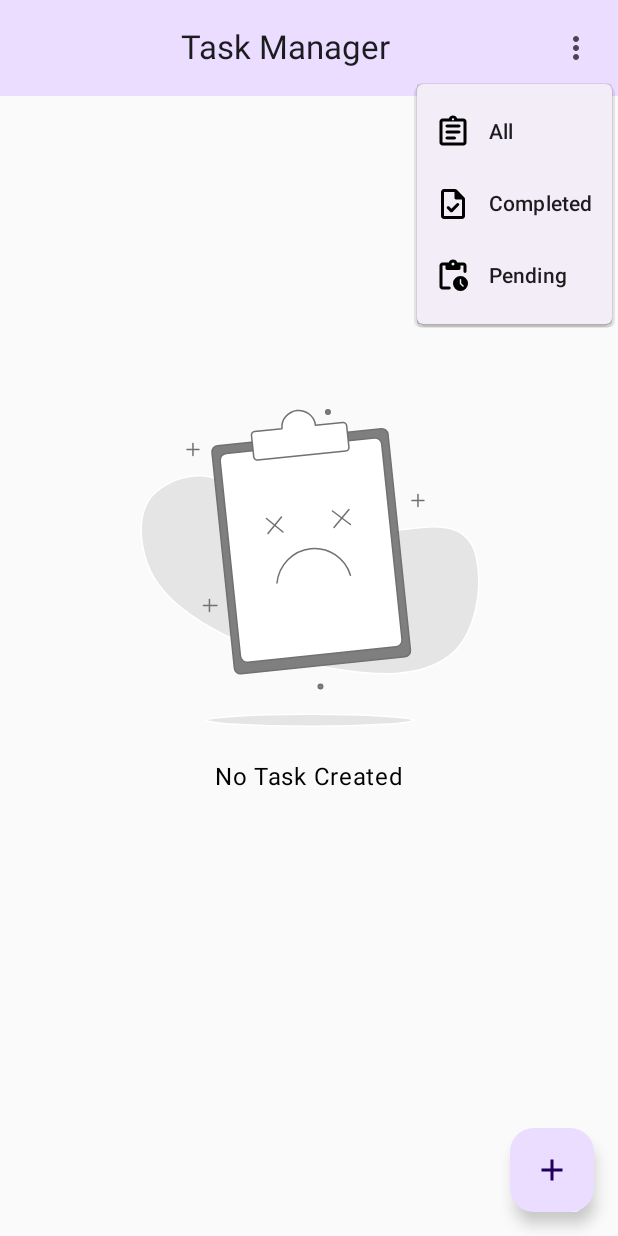
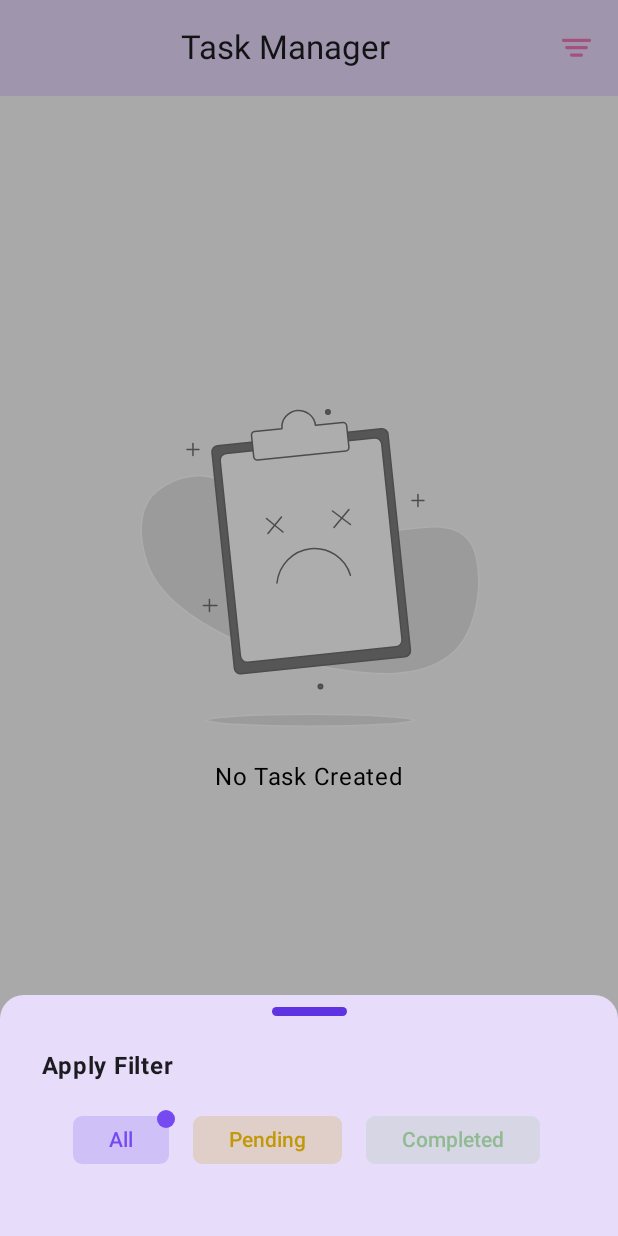
Before and after one commit to rulfox/taskmanager, an Android app built with Jetpack Compose: the screen it shows after launch (MainActivity), after a tap on "Open Menu", on a phone screen of 412 x 824 dp. Run offline under Robolectric (Android 15) with nearby library versions, the phone set to English and light mode, and no system bars; our stand-ins replace Dagger/Hilt's generated code, Room's generated code, Timber.

Commit message:
- Initial Version

```diff
--- a/app/src/main/java/com/aswin/taskmanager/feature/list/data/TaskListCallback.kt
+++ b/app/src/main/java/com/aswin/taskmanager/feature/list/data/TaskListCallback.kt
@@ -8,5 +8,7 @@ data class TaskListCallback (
     val onCreateTaskClicked: () -> Unit = {},
     val onTaskDeleted:(TaskUiState) -> Unit = {},
     val onTaskCompleted: (TaskUiState) -> Unit = {},
-    val onFilterApplied: (FilterStatus) -> Unit = {}
+    val onFilterApplied: (FilterStatus) -> Unit = {},
+    val onFilterRequested: () -> Unit = {},
+    val onFilterDismissRequested: () -> Unit = {}
 )
--- a/app/src/main/java/com/aswin/taskmanager/feature/list/data/TaskListIntent.kt
+++ b/app/src/main/java/com/aswin/taskmanager/feature/list/data/TaskListIntent.kt
@@ -5,4 +5,6 @@ sealed class TaskListIntent {
     data class OnTaskDeleted(val taskUiState: TaskUiState) : TaskListIntent()
     data class OnTaskCompleted(val taskUiState: TaskUiState) : TaskListIntent()
     data class OnFilterApplied(val filterStatus: FilterStatus) : TaskListIntent()
+    data object ShowFilter : TaskListIntent()
+    data object OnFilterDismissRequested: TaskListIntent()
 }
--- a/app/src/main/java/com/aswin/taskmanager/feature/list/data/TaskListState.kt
+++ b/app/src/main/java/com/aswin/taskmanager/feature/list/data/TaskListState.kt
@@ -5,5 +5,7 @@ import com.aswin.taskmanager.core.room.entity.Status
 data class TaskListState(
     var showEmptyTasks: Boolean = false,
     var tasks: List<TaskUiState> = listOf(),
-    var statuses: List<Status> = listOf(Status.PENDING, Status.COMPLETED)
+    var statuses: List<Status> = listOf(Status.PENDING, Status.COMPLETED),
+    var selectedFilter: FilterStatus = FilterStatus.ALL,
+    val showFilter: Boolean = false
 )
--- a/app/src/main/java/com/aswin/taskmanager/feature/list/presentation/TaskListComposable.kt
+++ b/app/src/main/java/com/aswin/taskmanager/feature/list/presentation/TaskListComposable.kt
@@ -7,52 +7,69 @@ import androidx.compose.foundation.clickable
 import androidx.compose.foundation.layout.Arrangement
 import androidx.compose.foundation.layout.Box
 import androidx.compose.foundation.layout.Column
+import androidx.compose.foundation.layout.ExperimentalLayoutApi
+import androidx.compose.foundation.layout.FlowRow
 import androidx.compose.foundation.layout.Row
+import androidx.compose.foundation.layout.Spacer
 import androidx.compose.foundation.layout.fillMaxSize
 import androidx.compose.foundation.layout.fillMaxWidth
+import androidx.compose.foundation.layout.height
 import androidx.compose.foundation.layout.padding
 import androidx.compose.foundation.layout.requiredHeight
+import androidx.compose.foundation.layout.requiredSize
 import androidx.compose.foundation.layout.requiredWidth
+import androidx.compose.foundation.layout.width
+import androidx.compose.foundation.shape.CircleShape
 import androidx.compose.foundation.shape.RoundedCornerShape
 import androidx.compose.material.icons.Icons
+import androidx.compose.material.icons.automirrored.filled.ArrowBack
+import androidx.compose.material.icons.filled.ArrowForward
 import androidx.compose.material.icons.filled.MoreVert
 import androidx.compose.material.icons.outlined.Delete
-import androidx.compose.material.icons.outlined.Edit
-import androidx.compose.material.icons.outlined.Email
-import androidx.compose.material.icons.outlined.Settings
 import androidx.compose.material.icons.outlined.ThumbUp
+import androidx.compose.material3.Button
 import androidx.compose.material3.Card
 import androidx.compose.material3.CardDefaults
 import androidx.compose.material3.DropdownMenu
 import androidx.compose.material3.DropdownMenuItem
 import androidx.compose.material3.ExperimentalMaterial3Api
+import androidx.compose.material3.FilterChipDefaults
 import androidx.compose.material3.Icon
 import androidx.compose.material3.IconButton
+import androidx.compose.material3.InputChip
 import androidx.compose.material3.MaterialTheme
+import androidx.compose.material3.ModalBottomSheet
 import androidx.compose.material3.SwipeToDismissBox
 import androidx.compose.material3.SwipeToDismissBoxValue
 import androidx.compose.material3.Text
 import androidx.compose.material3.TopAppBar
 import androidx.compose.material3.TopAppBarDefaults
 import androidx.compose.material3.minimumInteractiveComponentSize
+import androidx.compose.material3.rememberModalBottomSheetState
 import androidx.compose.material3.rememberSwipeToDismissBoxState
 import androidx.compose.runtime.Composable
 import androidx.compose.runtime.LaunchedEffect
 import androidx.compose.runtime.getValue
 import androidx.compose.runtime.mutableStateOf
 import androidx.compose.runtime.remember
+import androidx.compose.runtime.rememberCoroutineScope
 import androidx.compose.runtime.setValue
 import androidx.compose.ui.Alignment
 import androidx.compose.ui.Modifier
+import androidx.compose.ui.draw.alpha
 import androidx.compose.ui.draw.clip
 import androidx.compose.ui.graphics.Color
 import androidx.compose.ui.graphics.vector.ImageVector
 import androidx.compose.ui.res.painterResource
 import androidx.compose.ui.res.stringResource
+import androidx.compose.ui.text.TextStyle
+import androidx.compose.ui.text.font.FontWeight
 import androidx.compose.ui.text.style.TextAlign
 import androidx.compose.ui.text.style.TextOverflow
 import androidx.compose.ui.tooling.preview.Preview
 import androidx.compose.ui.unit.dp
+import androidx.compose.ui.unit.em
+import androidx.compose.ui.unit.sp
 import com.airbnb.lottie.compose.LottieAnimation
 import com.airbnb.lottie.compose.LottieCompositionSpec
 import com.airbnb.lottie.compose.LottieConstants
@@ -63,6 +80,7 @@ import com.aswin.taskmanager.core.room.entity.Priority
 import com.aswin.taskmanager.core.room.entity.Status
 import com.aswin.taskmanager.feature.list.data.FilterStatus
 import com.aswin.taskmanager.feature.list.data.TaskUiState
+import kotlinx.coroutines.launch
 import kotlinx.datetime.Clock
 import kotlinx.datetime.TimeZone
 import kotlinx.datetime.toLocalDateTime
@@ -140,7 +158,9 @@ fun TaskItem(taskUiState: TaskUiState, onTaskClicked: (TaskUiState) -> Unit = {}
                                 .clip(shape = RoundedCornerShape(22.dp))
                                 .background(color = taskUiState.priorityColor)
                         )
-                        Column(modifier = Modifier.fillMaxWidth().padding(start = 8.dp)) {
+                        Column(modifier = Modifier
+                            .fillMaxWidth()
+                            .padding(start = 8.dp)) {
                             Text(
                                 text = "Task ${taskUiState.id}",
                                 color = Color(0xff6e6a7c),
@@ -157,13 +177,17 @@ fun TaskItem(taskUiState: TaskUiState, onTaskClicked: (TaskUiState) -> Unit = {}
                     }
                     if(taskUiState.showDescription){
                         Text(
-                            modifier = Modifier.fillMaxWidth().padding(top = 12.dp),
+                            modifier = Modifier
+                                .fillMaxWidth()
+                                .padding(top = 12.dp),
                             text = "Description",
                             color = Color(0xff6e6a7c),
                             style = MaterialTheme.typography.titleSmall
                         )
                         Text(
-                            modifier = Modifier.fillMaxWidth().padding(top = 4.dp),
+                            modifier = Modifier
+                                .fillMaxWidth()
+                                .padding(top = 4.dp),
                             text = taskUiState.description?:"",
                             style = MaterialTheme.typography.bodyMedium,
                             maxLines = 3,
@@ -252,7 +276,7 @@ fun SwipeBox(
 
 @OptIn(ExperimentalMaterial3Api::class)
 @Composable
-fun TaskManagerAppBar(onFilterSelected: (FilterStatus) -> Unit) {
+fun TaskManagerAppBar(onFilterRequested: () -> Unit) {
     var expanded by remember { mutableStateOf(false) }
     TopAppBar(
         title = {
@@ -269,64 +293,12 @@ fun TaskManagerAppBar(onFilterSelected: (FilterStatus) -> Unit) {
         actions = {
             IconButton(
                 onClick = {
-                    expanded = true
+                    onFilterRequested()
                 }
             ) {
-                Icon(Icons.Default.MoreVert, contentDescription = "Open Menu")
-            }
-
-            // menu
-            DropdownMenu(
-                expanded = expanded,
-                onDismissRequest = { expanded = false }
-            ) {
-                // menu items
-                DropdownMenuItem(
-                    text = {
-                        Text("All")
-                    },
-                    onClick = {
-                        expanded = false
-                        onFilterSelected(FilterStatus.ALL)
-                    },
-                    leadingIcon = {
-                        Image(
-                            painter = painterResource(R.drawable.all_filter),
-                            contentDescription = "All"
-                        )
-                    }
-                )
-
-                DropdownMenuItem(
-                    text = {
-                        Text("Completed")
-                    },
-                    onClick = {
-                        expanded = false
-                        onFilterSelected(FilterStatus.COMPLETED)
-                    },
-                    leadingIcon = {
-                        Image(
-                            painter = painterResource(R.drawable.completed_filter),
-                            contentDescription = "Completed"
-                        )
-                    }
-                )
-
-                DropdownMenuItem(
-                    text = {
-                        Text("Pending")
-                    },
-                    onClick = {
-                        expanded = false
-                        onFilterSelected(FilterStatus.PENDING)
-                    },
-                    leadingIcon = {
-                        Image(
-                            painter = painterResource(R.drawable.pending_filter),
-                            contentDescription = "Pending"
-                        )
-                    }
+                Image(
+                    painter = painterResource(id = R.drawable.filter_bottomsheet),
+                    contentDescription = "Open Menu",
                 )
             }
         },
@@ -367,9 +339,131 @@ fun EmptyTasksImagePlaceHolder(modifier: Modifier) {
     }
 }
 
+@OptIn(ExperimentalMaterial3Api::class, ExperimentalLayoutApi::class)
+@Composable
+fun FilterBottomSheet(selectedFilter: FilterStatus, onSelected: (FilterStatus) -> Unit, onDismissRequest: () -> Unit){
+    val sheetState = rememberModalBottomSheetState()
+    val coroutineScope = rememberCoroutineScope()
+    var showBottomSheet by remember { mutableStateOf(true) }
+    if (showBottomSheet) {
+        ModalBottomSheet(
+            onDismissRequest = {
+                onDismissRequest()
+            },
+            sheetState = sheetState,
+            shape = RoundedCornerShape(topStart = 16.dp, topEnd = 16.dp),
+            containerColor = MaterialTheme.colorScheme.surface,
+            tonalElevation = 16.dp,
+            dragHandle = {
+                Box(
+                    modifier = Modifier
+                        .padding(8.dp)
+                        .width(50.dp)
+                        .height(6.dp)
+                        .clip(RoundedCornerShape(50))
+                        .background(MaterialTheme.colorScheme.primary)
+
+                )
+            }
+        ) {
+            Column(
+                modifier = Modifier.padding(16.dp),
+                horizontalAlignment = Alignment.CenterHorizontally
+            ) {
+                Text(
+                    modifier = Modifier.fillMaxWidth().padding(start = 12.dp),
+                    textAlign = TextAlign.Start,
+                    text = "Apply Filter",
+                    style = MaterialTheme.typography.bodyLarge,
+                    fontWeight = FontWeight.Bold
+                )
+                Spacer(modifier = Modifier.height(12.dp))
+                FlowRow(
+                    modifier = Modifier.padding(8.dp),
+                    verticalArrangement = Arrangement.spacedBy(12.dp, Alignment.CenterVertically),
+                    horizontalArrangement = Arrangement.spacedBy(12.dp, Alignment.CenterHorizontally)
+                ) {
+                    FilterChip(label = "All", isSelected = selectedFilter == FilterStatus.ALL, color = Color(0xFF764AF1)){
+                        coroutineScope.launch { sheetState.hide() }.invokeOnCompletion {
+                            if (!sheetState.isVisible) {
+                                showBottomSheet = false
+                                onSelected(FilterStatus.ALL)
+                            }
+                        }
+                    }
+                    FilterChip(label = "Pending", isSelected = selectedFilter == FilterStatus.PENDING, color = Color(0xFFC19808)){
+                        coroutineScope.launch { sheetState.hide() }.invokeOnCompletion {
+                            if (!sheetState.isVisible) {
+                                showBottomSheet = false
+                                onSelected(FilterStatus.PENDING)
+                            }
+                        }
+                    }
+                    FilterChip(label = "Completed", isSelected = selectedFilter == FilterStatus.COMPLETED, color = Color(0xFF92BA92)){
+                        coroutineScope.launch { sheetState.hide() }.invokeOnCompletion {
+                            if (!sheetState.isVisible) {
+                                showBottomSheet = false
+                                onSelected(FilterStatus.COMPLETED)
+                            }
+                        }
+                    }
+                }
+                Spacer(modifier = Modifier.height(24.dp))
+            }
+        }
+    }
+}
 @Preview(showBackground = true, name = "Light Mode")
 @Composable
-fun TTaskItemPreview() {
+fun FilterBottomSheetPreview() {
+    FilterBottomSheet(
+        selectedFilter = FilterStatus.ALL,
+        onSelected = {},
+        onDismissRequest = {}
+    )
+}
+
+@Composable
+fun FilterChip(label: String, isSelected: Boolean, color: Color, onClicked:() -> Unit){
+    Box {
+        if(isSelected){
+            Box(
+                modifier = Modifier
+                    .requiredSize(size = 12.dp)
+                    .clip(shape = CircleShape)
+                    .background(color = Color(0xff764af1))
+                    .align(Alignment.TopEnd)
+            )
+        } else {
+            Box(
+                modifier = Modifier
+                    .requiredSize(size = 12.dp)
+                    .background(color = Color.Transparent)
+            )
+        }
+        Box(
+            modifier = Modifier
+                .padding(top = 4.dp, end = 4.dp)
+                .clip(shape = RoundedCornerShape(6.dp))
+                .background(color = color.copy(alpha = 0.2f))
+                .padding(horizontal = 24.dp, vertical = 8.dp)
+                .clickable { onClicked() }
+        ) {
+            Text(
+                text = label,
+                color = color,
+                lineHeight = 9.29.em,
+                style = TextStyle(
+                    fontSize = 14.sp,
+                    fontWeight = FontWeight.Medium))
+        }
+    }
+}
+
+
+@Preview(showBackground = true, name = "Light Mode")
+@Composable
+fun TaskItemPreview() {
     TaskItem(taskUiState = TaskUiState(
         title = "Cooking Biriyani",
         description = "This application is designed for super shops. By using this application they can enlist all their products in one place and can deliver. Customers will get a one-stop solution for their daily shopping.",
--- a/app/src/main/java/com/aswin/taskmanager/feature/list/presentation/TaskListScreen.kt
+++ b/app/src/main/java/com/aswin/taskmanager/feature/list/presentation/TaskListScreen.kt
@@ -25,6 +25,7 @@ import androidx.compose.ui.platform.LocalContext
 import androidx.compose.ui.tooling.preview.Preview
 import androidx.compose.ui.unit.dp
 import androidx.hilt.navigation.compose.hiltViewModel
+import androidx.lifecycle.viewmodel.compose.viewModel
 import com.aswin.taskmanager.core.room.entity.Priority
 import com.aswin.taskmanager.core.room.entity.Status
 import com.aswin.taskmanager.core.util.ComposeUtils.isPortrait
@@ -66,7 +67,9 @@ fun TaskListScreen(
         onTaskDeleted = { viewModel.processIntent(TaskListIntent.OnTaskDeleted(it)) },
         onTaskCompleted = { viewModel.processIntent(TaskListIntent.OnTaskCompleted(it)) },
         onCreateTaskClicked = { onCreateTask() },
-        onFilterApplied = { viewModel.processIntent(TaskListIntent.OnFilterApplied(it)) }
+        onFilterRequested = { viewModel.processIntent(TaskListIntent.ShowFilter) },
+        onFilterApplied = { viewModel.processIntent(TaskListIntent.OnFilterApplied(it)) },
+        onFilterDismissRequested = { viewModel.processIntent(TaskListIntent.OnFilterDismissRequested) },
     )
 
     if(isPortrait()){
@@ -87,7 +90,9 @@ fun TaskListingContentPortrait(state: TaskListState, taskListingCallback: TaskLi
     Box(modifier = Modifier.fillMaxSize()) {
         Column {
             TaskManagerAppBar(
-                onFilterSelected = taskListingCallback.onFilterApplied
+                onFilterRequested = {
+                    taskListingCallback.onFilterRequested()
+                }
             )
             LazyColumn(modifier = Modifier.fillMaxSize().weight(1f)) {
                 items(
@@ -124,7 +129,17 @@ fun TaskListingContentPortrait(state: TaskListState, taskListingCallback: TaskLi
         ) {
             Icon(imageVector = Icons.Filled.Add, contentDescription = "Add Task")
         }
-
+        if(state.showFilter){
+            FilterBottomSheet(
+                selectedFilter = state.selectedFilter,
+                onSelected = {
+                    taskListingCallback.onFilterApplied(it)
+                },
+                onDismissRequest = {
+                    taskListingCallback.onFilterDismissRequested()
+                }
+            )
+        }
     }
 }
 
--- a/app/src/main/java/com/aswin/taskmanager/feature/list/presentation/TaskListViewModel.kt
+++ b/app/src/main/java/com/aswin/taskmanager/feature/list/presentation/TaskListViewModel.kt
@@ -67,22 +67,10 @@ class TaskListViewModel @Inject constructor(
                 viewModelScope.launch {
                     deleteTaskUseCase(id = intent.taskUiState.id)
                 }
-                /*val mutableTasks = _state.value.tasks.toMutableList()
-                if (mutableTasks.remove(intent.taskUiState)) {
-                    _state.value = _state.value.copy(tasks = mutableTasks)
-                }*/
             }
             is TaskListIntent.OnTaskCompleted -> {
                 viewModelScope.launch {
                     updateTaskStatusUseCase(id = intent.taskUiState.id, status = Status.COMPLETED)
-                    /*val updatedTasks = _state.value.tasks.map { task ->
-                        if (task.id == intent.taskUiState.id) {
-                            task.copy(status = Status.COMPLETED)
-                        } else {
-                            task
-                        }
-                    }
-                    _state.value = _state.value.copy(tasks = updatedTasks)*/
                 }
             }
             is TaskListIntent.OnFilterApplied -> {
@@ -97,8 +85,16 @@ class TaskListViewModel @Inject constructor(
                         listOf(Status.COMPLETED)
                     }
                 }
-                _state.value = _state.value.copy(statuses = statuses)
+                _state.value = _state.value.copy(statuses = statuses, showFilter = false, selectedFilter = intent.filterStatus)
                 observeTasks(statuses = statuses)
+            }
+
+            TaskListIntent.ShowFilter -> {
+                _state.value = _state.value.copy(showFilter = true)
+            }
+
+            TaskListIntent.OnFilterDismissRequested -> {
+                _state.value = _state.value.copy(showFilter = false)
             }
         }
     }
--- /dev/null
+++ b/app/src/main/res/drawable/filter_app_bar.xml
@@ -0,0 +1,5 @@
+<vector xmlns:android="http://schemas.android.com/apk/res/android" android:height="24dp" android:tint="#454545" android:viewportHeight="960" android:viewportWidth="960" android:width="24dp">
+
+    <path android:fillColor="@android:color/white" android:pathData="M440,800Q423,800 411.5,788.5Q400,777 400,760L400,520L168,224Q153,204 163.5,182Q174,160 200,160L760,160Q786,160 796.5,182Q807,204 792,224L560,520L560,760Q560,777 548.5,788.5Q537,800 520,800L440,800ZM480,492L678,240L282,240L480,492ZM480,492L480,492L480,492Z"/>
+
+</vector>
--- /dev/null
+++ b/app/src/main/res/drawable/filter_bottomsheet.xml
@@ -0,0 +1,10 @@
+<vector xmlns:android="http://schemas.android.com/apk/res/android"
+    android:width="26dp"
+    android:height="26dp"
+    android:viewportWidth="26"
+    android:viewportHeight="26">
+  <path
+      android:pathData="M3.25,7.583C3.25,7.296 3.364,7.02 3.567,6.817C3.77,6.614 4.046,6.5 4.333,6.5H21.667C21.954,6.5 22.229,6.614 22.433,6.817C22.636,7.02 22.75,7.296 22.75,7.583C22.75,7.871 22.636,8.146 22.433,8.349C22.229,8.553 21.954,8.667 21.667,8.667H4.333C4.046,8.667 3.77,8.553 3.567,8.349C3.364,8.146 3.25,7.871 3.25,7.583ZM5.417,12.458C5.417,12.171 5.531,11.896 5.734,11.692C5.937,11.489 6.213,11.375 6.5,11.375H19.5C19.787,11.375 20.063,11.489 20.266,11.692C20.469,11.896 20.583,12.171 20.583,12.458C20.583,12.746 20.469,13.021 20.266,13.224C20.063,13.427 19.787,13.542 19.5,13.542H6.5C6.213,13.542 5.937,13.427 5.734,13.224C5.531,13.021 5.417,12.746 5.417,12.458ZM8.667,17.333C8.667,17.046 8.781,16.771 8.984,16.567C9.187,16.364 9.463,16.25 9.75,16.25H16.25C16.537,16.25 16.813,16.364 17.016,16.567C17.219,16.771 17.333,17.046 17.333,17.333C17.333,17.621 17.219,17.896 17.016,18.099C16.813,18.302 16.537,18.417 16.25,18.417H9.75C9.463,18.417 9.187,18.302 8.984,18.099C8.781,17.896 8.667,17.621 8.667,17.333Z"
+      android:fillColor="#F478B8"
+      android:fillType="evenOdd"/>
+</vector>
```
